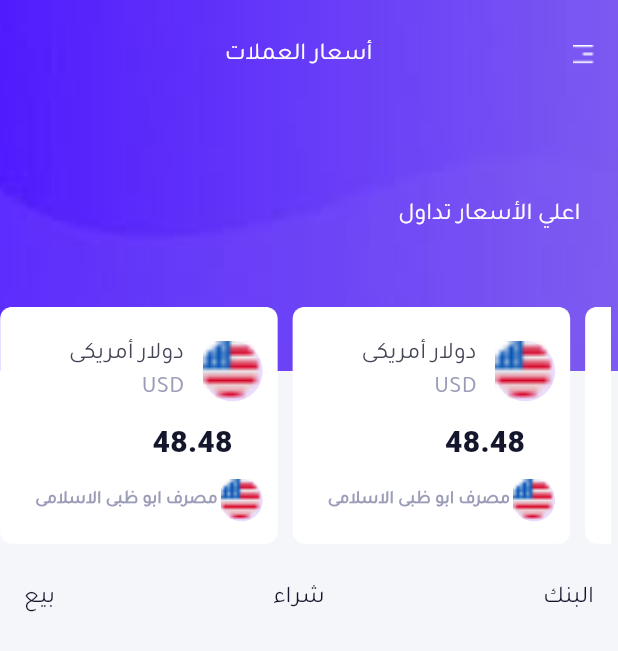
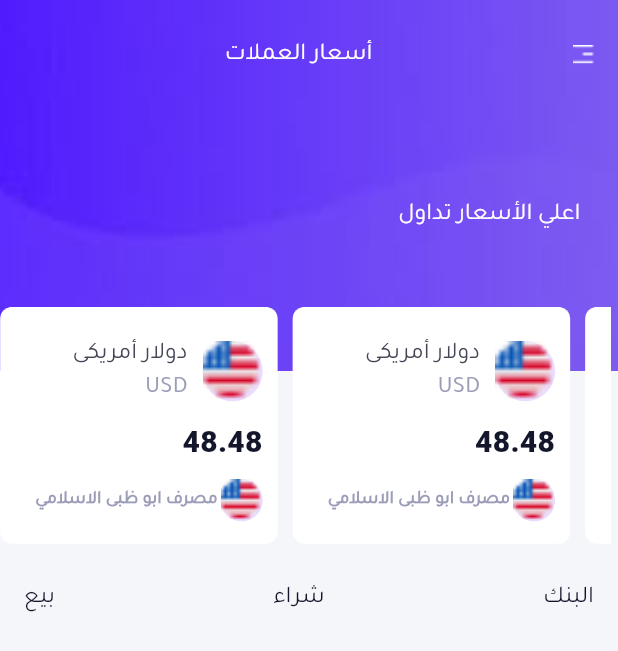
Before and after one commit to mohamedamr77/Currencies, a Flutter app: the screen it shows after launch, on a phone screen of 412 x 824 dp. Shown: the top 651 px of the screen. Run offline on Flutter 3.47's test engine with Material 3 defaults, Android fonts, the phone set to English and light mode, and no system bars.

Commit message:
make container in file container_heigst_price flexible

```diff
--- a/lib/features/Dashborad/screen.dart
+++ b/lib/features/Dashborad/screen.dart
@@ -97,7 +97,7 @@ class _DashboardScreenState extends State<DashboardScreen> {
                   ),
                 ],
               ),
-            )
+            ),
           ],
         ),
       ),
--- a/lib/features/Dashborad/widgets/container_heigst_price.dart
+++ b/lib/features/Dashborad/widgets/container_heigst_price.dart
@@ -1,5 +1,6 @@
 import 'package:flutter/material.dart';
 import '../../../core/color.dart';
+
 class CustomContainerHighestTradingPrices extends StatelessWidget {
   const CustomContainerHighestTradingPrices({super.key});
 
@@ -8,70 +9,65 @@ class CustomContainerHighestTradingPrices extends StatelessWidget {
     return Container(
       padding: EdgeInsets.only(
         top: 20,
+        left: 10,
         right: 10,
-          left: 10,
         bottom: 15,
+
       ),
-        // height: MediaQuery.sizeOf(context).height*0.224,
-        // width: MediaQuery.sizeOf(context).width*0.52,
       decoration: BoxDecoration(
         color: ColorApp.whiteColor,
         borderRadius: BorderRadius.circular(8),
       ),
       child: Column(
-          mainAxisSize: MainAxisSize.min,
-          mainAxisAlignment: MainAxisAlignment.start,
+        mainAxisSize: MainAxisSize.min, // Adjust the container size to its content
         crossAxisAlignment: CrossAxisAlignment.end,
         children: [
           Row(
+            mainAxisSize: MainAxisSize.min,
             mainAxisAlignment: MainAxisAlignment.end,
             textDirection: TextDirection.rtl,
             children: [
               CircleAvatar(
-                  child: Image(image: AssetImage("assets/images/amreica.png",),
+                child: Image(
+                  image: AssetImage("assets/images/amreica.png"),
                   fit: BoxFit.cover,
                   width: double.infinity,
                   height: double.infinity,
                 ),
               ),
-                SizedBox(width: MediaQuery.sizeOf(context).width*0.03,),
-                Expanded(
-                  child: Column(
+              SizedBox(width: 10),
+              Column(
                 crossAxisAlignment: CrossAxisAlignment.end,
                 children: [
                   CountryCurrency("دولار أمريكى "),
-                      AbbreviationOfTheCountry(text: 'USD ',),
+                  AbbreviationOfTheCountry(text: 'USD '),
                 ],
-                  ),
               ),
             ],
           ),
           Padding(
-              padding: const EdgeInsets.only(
-                right: 20,
-                top: 10,
-                bottom: 10
-              ),
+            padding: const EdgeInsets.symmetric(vertical: 10),
             child: LimitedNumberText(number: 48.48),
           ),
-            Expanded(
-              child: Row(
+          Row(
+            mainAxisSize: MainAxisSize.min,
             textDirection: TextDirection.rtl,
             children: [
               CircleAvatar(
                 radius: 14,
-                    child: Image(image: AssetImage("assets/images/amreica.png",),
+                child: Image(
+                  image: AssetImage("assets/images/amreica.png"),
                   fit: BoxFit.cover,
                   width: double.infinity,
                   height: double.infinity,
                 ),
               ),
-                  SizedBox(width: 2,),
-                  SizedBox(
+              SizedBox(width: 2),
+              Flexible(
+                child: SizedBox(
                   width: 135,
-                    child: Align(
-                      alignment: Alignment.centerRight,
-                      child: Text("مصرف ابو ظبى الاسلامى ",
+                  child: Text(
+                    "مصرف ابو ظبى الاسلامي ",
                     maxLines: 1,
                     textDirection: TextDirection.rtl,
                     overflow: TextOverflow.ellipsis,
@@ -81,16 +77,13 @@ class CustomContainerHighestTradingPrices extends StatelessWidget {
                       fontWeight: FontWeight.w900,
                       fontFamily: "Tajawal",
                     ),
-
                   ),
                 ),
               )
             ],
-              ),
           )
         ],
       ),
-
     );
   }
 }
@@ -181,39 +174,3 @@ class LimitedNumberText extends StatelessWidget {
     );
   }
 }
-
-
-
-/*
-
-// class LimitedNumberText extends StatelessWidget {
-//   final String text;
-//
-//   LimitedNumberText({required this.text});
-//
-//   @override
-//   Widget build(BuildContext context) {
-//     String formattedText;
-//     if (text.contains('.')) {
-//       List<String> parts = text.split('.');
-//       String part0 = parts[0].padLeft(2, '0').substring(0, 2);
-//       String part1 = parts[1].padRight(2, '0').substring(0, 2);
-//       formattedText = '$part0.$part1';
-//     } else {
-//       String part0 = text.padLeft(2, '0').substring(0, 2);
-//       formattedText = '$part0.00';
-//     }
-//
-//     return Text(
-//       formattedText,
-//       maxLines: 1,
-//       style: TextStyle(
-//         fontSize: 20,
-//         color: Color(0xff14172c),
-//         fontWeight: FontWeight.w800,
-//         // fontFamily: "Tajawal",
-//       ),
-//     );
-//   }
-// }
- */
```
Lines whose indentation alone changed are shown as unchanged.
